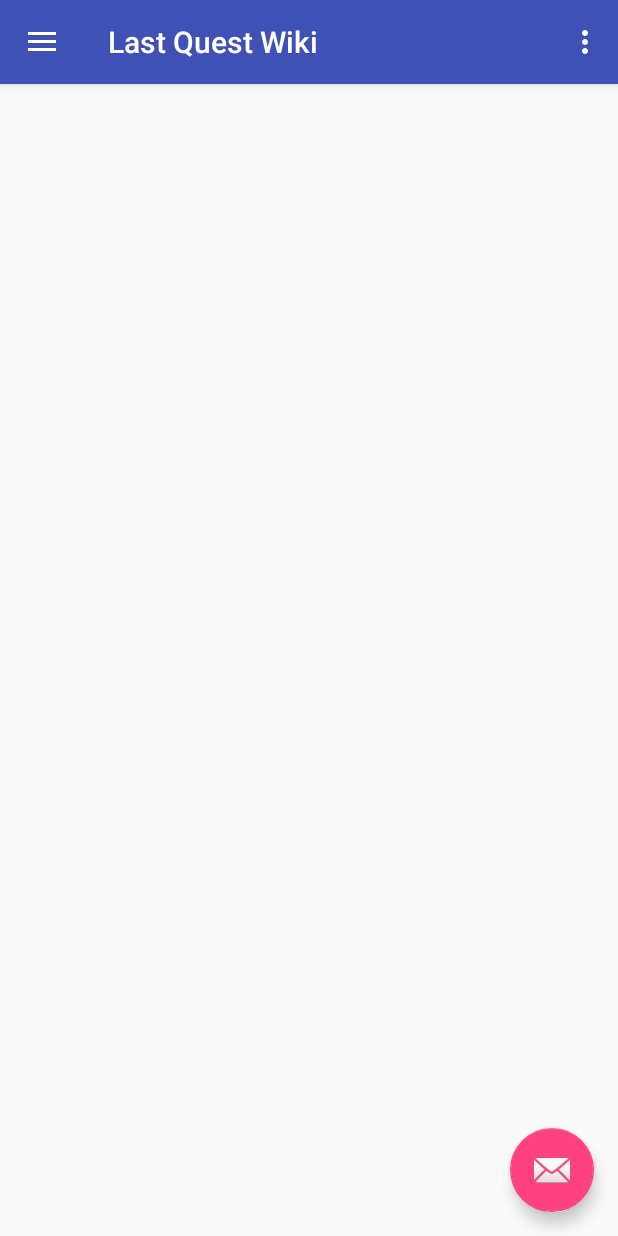
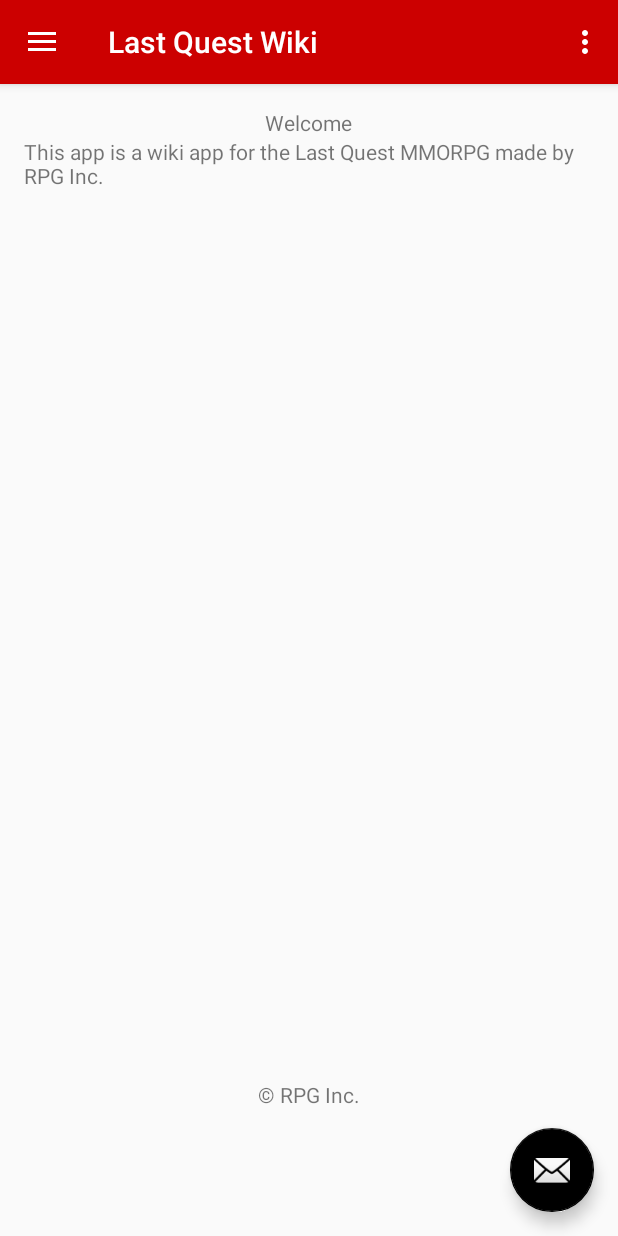
Before and after one commit to SorrGrif/LastQuestWiki, an Android app: the screen it shows after launch (MainActivity), on a phone screen of 412 x 824 dp. Run offline under Robolectric (Android 15) with nearby library versions, the phone set to English and light mode, and no system bars.

Commit message:
Created ta default view once app is opened basic UI finished

```diff
--- a/app/build.gradle
+++ b/app/build.gradle
@@ -21,8 +21,8 @@ android {
 
 dependencies {
     compile fileTree(dir: 'libs', include: ['*.jar'])
+    testCompile 'junit:junit:4.12'
     compile 'com.android.support:appcompat-v7:23.4.0'
     compile 'com.android.support:support-v4:23.4.0'
     compile 'com.android.support:design:23.4.0'
-    testCompile 'junit:junit:4.12'
 }
--- a/app/src/main/java/comsorrgriflastquestwiki/github/lastquestwiki/MainActivity.java
+++ b/app/src/main/java/comsorrgriflastquestwiki/github/lastquestwiki/MainActivity.java
@@ -26,7 +26,8 @@ public class MainActivity extends AppCompatActivity
         tutorialFragment.OnFragmentInteractionListener,
         //uncomment once tips fragment is created
         //tipsFragment.OnFragmentInteractionListener,
-        itemsFragment.OnFragmentInteractionListener{
+        itemsFragment.OnFragmentInteractionListener,
+        welcomeFragment.OnFragmentInteractionListener{
 
     FragmentManager fm;
 
@@ -54,6 +55,11 @@ public class MainActivity extends AppCompatActivity
 
         NavigationView navigationView = (NavigationView) findViewById(R.id.nav_view);
         navigationView.setNavigationItemSelectedListener(this);
+
+        fm = getSupportFragmentManager();
+        FragmentTransaction tran = fm.beginTransaction();
+        tran.replace(R.id.mainFrame, new welcomeFragment());
+        tran.commit();
     }
 
     @Override
--- /dev/null
+++ b/app/src/main/java/comsorrgriflastquestwiki/github/lastquestwiki/welcomeFragment.java
@@ -0,0 +1,107 @@
+package comsorrgriflastquestwiki.github.lastquestwiki;
+
+import android.content.Context;
+import android.net.Uri;
+import android.os.Bundle;
+import android.support.v4.app.Fragment;
+import android.view.LayoutInflater;
+import android.view.View;
+import android.view.ViewGroup;
+
+/**
+ * A simple {@link Fragment} subclass.
+ * Activities that contain this fragment must implement the
+ * {@link welcomeFragment.OnFragmentInteractionListener} interface
+ * to handle interaction events.
+ * Use the {@link welcomeFragment#newInstance} factory method to
+ * create an instance of this fragment.
+ */
+public class welcomeFragment extends Fragment {
+    // TODO: Rename parameter arguments, choose names that match
+    // the fragment initialization parameters, e.g. ARG_ITEM_NUMBER
+    private static final String ARG_PARAM1 = "param1";
+    private static final String ARG_PARAM2 = "param2";
+
+    // TODO: Rename and change types of parameters
+    private String mParam1;
+    private String mParam2;
+
+    private OnFragmentInteractionListener mListener;
+
+    public welcomeFragment() {
+        // Required empty public constructor
+    }
+
+    /**
+     * Use this factory method to create a new instance of
+     * this fragment using the provided parameters.
+     *
+     * @param param1 Parameter 1.
+     * @param param2 Parameter 2.
+     * @return A new instance of fragment welcomeFragment.
+     */
+    // TODO: Rename and change types and number of parameters
+    public static welcomeFragment newInstance(String param1, String param2) {
+        welcomeFragment fragment = new welcomeFragment();
+        Bundle args = new Bundle();
+        args.putString(ARG_PARAM1, param1);
+        args.putString(ARG_PARAM2, param2);
+        fragment.setArguments(args);
+        return fragment;
+    }
+
+    @Override
+    public void onCreate(Bundle savedInstanceState) {
+        super.onCreate(savedInstanceState);
+        if (getArguments() != null) {
+            mParam1 = getArguments().getString(ARG_PARAM1);
+            mParam2 = getArguments().getString(ARG_PARAM2);
+        }
+    }
+
+    @Override
+    public View onCreateView(LayoutInflater inflater, ViewGroup container,
+                             Bundle savedInstanceState) {
+        // Inflate the layout for this fragment
+        return inflater.inflate(R.layout.fragment_welcome, container, false);
+    }
+
+    // TODO: Rename method, update argument and hook method into UI event
+    public void onButtonPressed(Uri uri) {
+        if (mListener != null) {
+            mListener.onFragmentInteraction(uri);
+        }
+    }
+
+    @Override
+    public void onAttach(Context context) {
+        super.onAttach(context);
+        if (context instanceof OnFragmentInteractionListener) {
+            mListener = (OnFragmentInteractionListener) context;
+        } else {
+            throw new RuntimeException(context.toString()
+                    + " must implement OnFragmentInteractionListener");
+        }
+    }
+
+    @Override
+    public void onDetach() {
+        super.onDetach();
+        mListener = null;
+    }
+
+    /**
+     * This interface must be implemented by activities that contain this
+     * fragment to allow an interaction in this fragment to be communicated
+     * to the activity and potentially other fragments contained in that
+     * activity.
+     * <p/>
+     * See the Android Training lesson <a href=
+     * "http://developer.android.com/training/basics/fragments/communicating.html"
+     * >Communicating with Other Fragments</a> for more information.
+     */
+    public interface OnFragmentInteractionListener {
+        // TODO: Update argument type and name
+        void onFragmentInteraction(Uri uri);
+    }
+}
--- a/app/src/main/res/drawable/side_nav_bar.xml
+++ b/app/src/main/res/drawable/side_nav_bar.xml
@@ -2,8 +2,8 @@
     android:shape="rectangle">
     <gradient
         android:angle="135"
-        android:centerColor="#4CAF50"
-        android:endColor="#2E7D32"
-        android:startColor="#81C784"
+        android:centerColor="#990000"
+        android:endColor="#CC0000"
+        android:startColor="#550000"
         android:type="linear" />
 </shape>
--- a/app/src/main/res/layout/content_main.xml
+++ b/app/src/main/res/layout/content_main.xml
@@ -11,6 +11,8 @@
     app:layout_behavior="@string/appbar_scrolling_view_behavior"
     tools:context="comsorrgriflastquestwiki.github.lastquestwiki.MainActivity"
     tools:showIn="@layout/app_bar_main"
-    android:id="@+id/mainFrame">
+    android:id="@+id/mainFrame"
+    android:orientation="vertical">
+
 
 </FrameLayout>
--- /dev/null
+++ b/app/src/main/res/layout/fragment_welcome.xml
@@ -0,0 +1,31 @@
+<LinearLayout xmlns:android="http://schemas.android.com/apk/res/android"
+    xmlns:tools="http://schemas.android.com/tools"
+    android:layout_width="match_parent"
+    android:layout_height="match_parent"
+    tools:context=".welcomeFragment"
+    android:orientation="vertical">
+
+    <TextView
+        android:layout_width="wrap_content"
+        android:layout_height="wrap_content"
+        android:text="@string/welcomeText"
+        android:id="@+id/welcomeTxt"
+        android:layout_gravity="center_horizontal" />
+
+    <TextView
+        android:layout_width="wrap_content"
+        android:layout_height="fill_parent"
+        android:text="@string/introText"
+        android:id="@+id/introTxt"
+        android:layout_gravity="center_horizontal"
+        android:layout_weight="1" />
+
+    <TextView
+        android:layout_width="wrap_content"
+        android:layout_height="fill_parent"
+        android:text="@string/copyrightText"
+        android:id="@+id/textView2"
+        android:layout_gravity="center_horizontal"
+        android:layout_weight="6" />
+
+</LinearLayout>
--- a/app/src/main/res/values/colors.xml
+++ b/app/src/main/res/values/colors.xml
@@ -1,6 +1,6 @@
 <?xml version="1.0" encoding="utf-8"?>
 <resources>
-    <color name="colorPrimary">#3F51B5</color>
-    <color name="colorPrimaryDark">#303F9F</color>
-    <color name="colorAccent">#FF4081</color>
+    <color name="colorPrimary">#CC0000</color>
+    <color name="colorPrimaryDark">#696969</color>
+    <color name="colorAccent">#000000</color>
 </resources>
--- a/app/src/main/res/values/strings.xml
+++ b/app/src/main/res/values/strings.xml
@@ -8,4 +8,7 @@
 
     <!-- TODO: Remove or change this placeholder text -->
     <string name="hello_blank_fragment">Hello blank fragment</string>
+    <string name="welcomeText">Welcome</string>
+    <string name="introText">This app is a wiki app for the Last Quest MMORPG made by RPG Inc.</string>
+    <string name="copyrightText">&#169; RPG Inc.</string>
 </resources>
```
Also changed, not shown: 1 other file.
